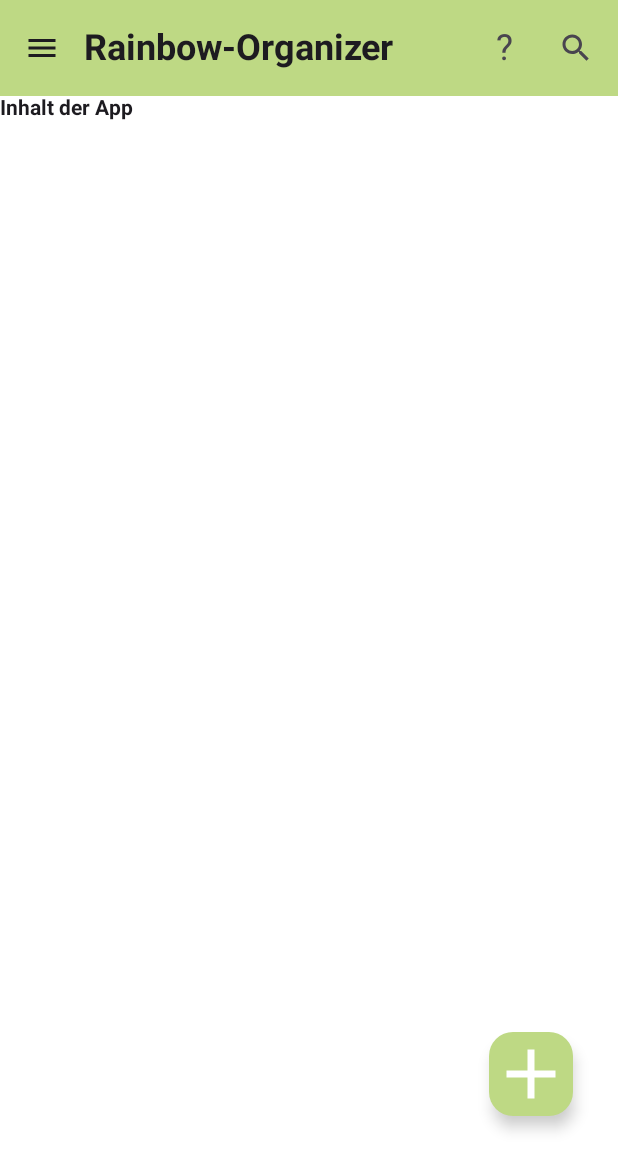
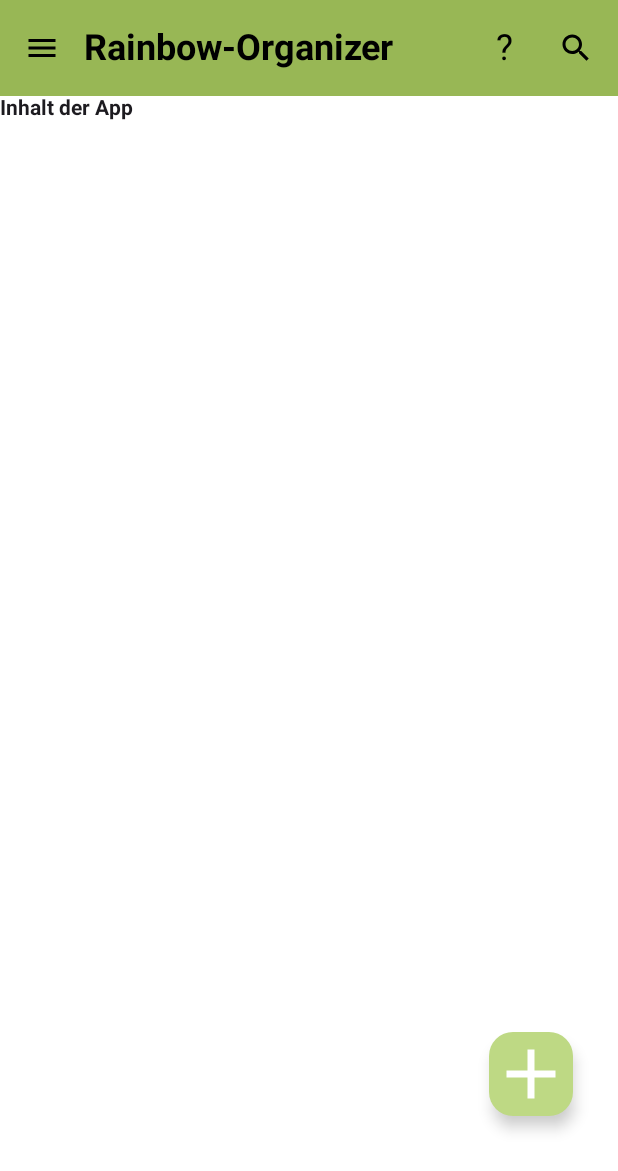
Before and after one commit to Lithinem/Rainbow-Organizer, an Android app built with Jetpack Compose: the screen it shows after launch (MainActivity), on a phone screen of 412 x 824 dp. Shown: the top 1171 px of the screen. Run offline under Robolectric (Android 15) with nearby library versions, the light colour scheme and no system bars.

Commit message:
Update according to Planning

```diff
--- a/app/src/main/java/de/greiwies/rainbow_organizor/components/RainbowScaffold.kt
+++ b/app/src/main/java/de/greiwies/rainbow_organizor/components/RainbowScaffold.kt
@@ -18,10 +18,12 @@ import androidx.compose.material3.TopAppBar
 import androidx.compose.material3.TopAppBarDefaults
 import androidx.compose.runtime.Composable
 import androidx.compose.ui.Modifier
+import androidx.compose.ui.graphics.Color
 import androidx.compose.ui.platform.LocalContext
 import androidx.compose.ui.res.stringResource
 import de.greiwies.rainbow_organizor.R
 import de.greiwies.rainbow_organizor.RainbowViewModel
+import de.greiwies.rainbow_organizor.ui.theme.MainColorMain
 
 
 @Composable
@@ -50,28 +52,29 @@ fun TopAppBarLandingPage(){
     val errorText = stringResource(R.string.function_out_of_scope_error)
 
     TopAppBar(
-        title = { Text(stringResource(id = R.string.app_name)) },
+        title = { Text(stringResource(id = R.string.app_name), color = Color.Black) },
         navigationIcon = {
             IconButton(onClick = { /* TODO: Implement menu (not Part of Project) */
                 Toast.makeText(context, errorText,Toast.LENGTH_LONG).show()
             }) {
-                Icon(Icons.Default.Menu, contentDescription = "Menu")
+                Icon(Icons.Default.Menu, contentDescription = "Menu", tint = Color.Black)
             }
         },
         actions = {
             IconButton(onClick = { //* TODO: Implement menu (not Part of Project) */
                 Toast.makeText(context, errorText,Toast.LENGTH_LONG).show()
             }) {
-                Text("?", style = MaterialTheme.typography.labelLarge)
+                Text("?", style = MaterialTheme.typography.labelLarge, color = Color.Black)
             }
             IconButton(onClick = { //* TODO: Implement menu (not Part of Project) */
                 Toast.makeText(context, errorText,Toast.LENGTH_LONG).show()
             }) {
-                Icon(Icons.Default.Search, contentDescription = "Search")
+                Icon(Icons.Default.Search, contentDescription = "Search", tint = Color.Black)
             }
         },
         colors = TopAppBarDefaults.topAppBarColors(
-            containerColor = MaterialTheme.colorScheme.primaryContainer
+            //containerColor = MaterialTheme.colorScheme.primaryContainer
+            containerColor = MainColorMain
         )
     )
 }
```
